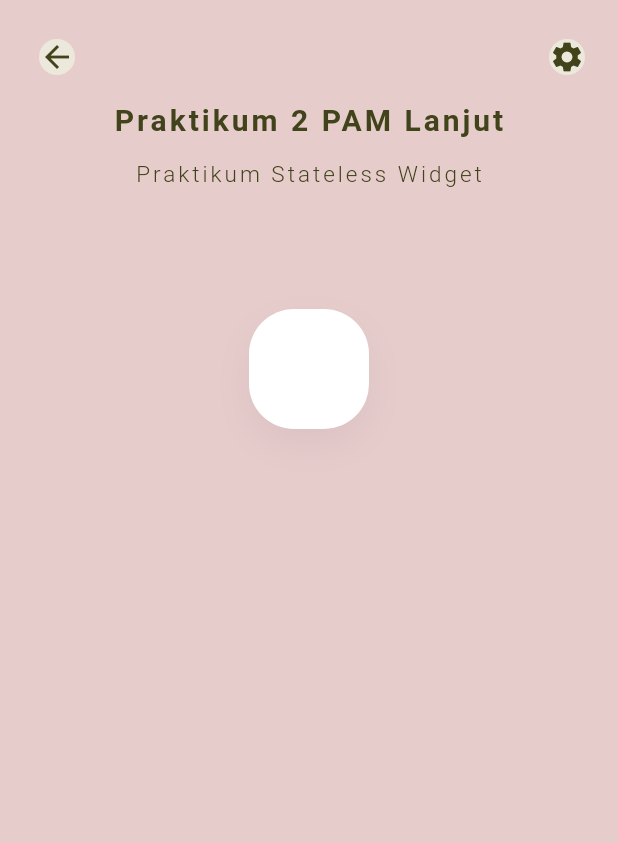
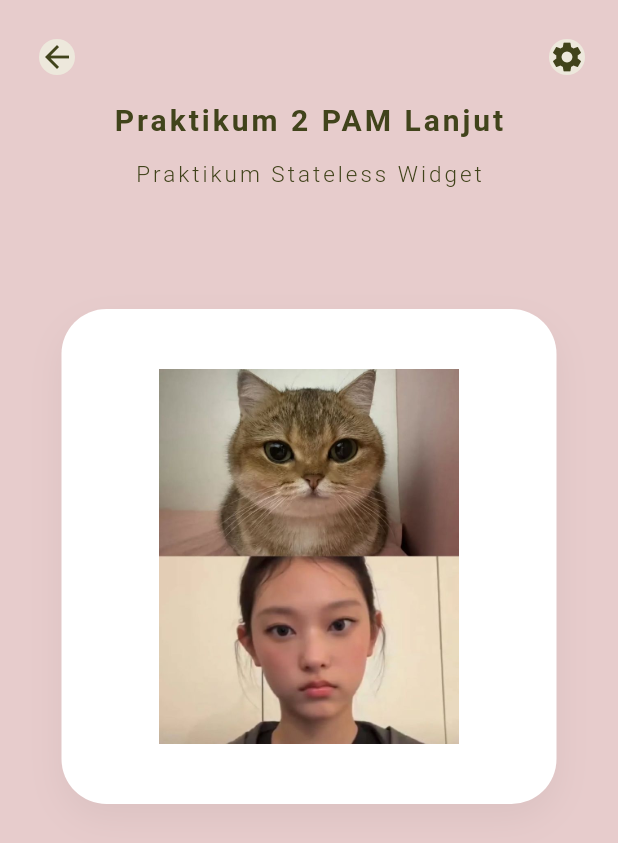
Before and after one commit to lulultfh/Praktikkum2_0209, a Flutter app: the SimpleStateless screen opened directly, on a phone screen of 412 x 824 dp. Shown: the top 843 px of the screen. Run offline on Flutter 3.47's test engine with Material 3 defaults, Android fonts, the phone set to English and light mode, and no system bars.

Commit message:
feat: menambahkan image asset pada Column untuk menampilkan asset gambar

```diff
--- a/lib/stateless/stateless.dart
+++ b/lib/stateless/stateless.dart
@@ -72,7 +72,15 @@ class SimpleStateless extends StatelessWidget {
             ),
             child: Padding(
               padding: const EdgeInsets.symmetric(horizontal: 40, vertical: 40),
-              child: Column(),
+              child: Column(
+                children: [
+                  Image.asset(
+                    "public/images/kucing.jpg",
+                    width: 250,
+                    height: 250,
+                  ),
+                ],
+              ),
             ),
           ),
         ],
```
